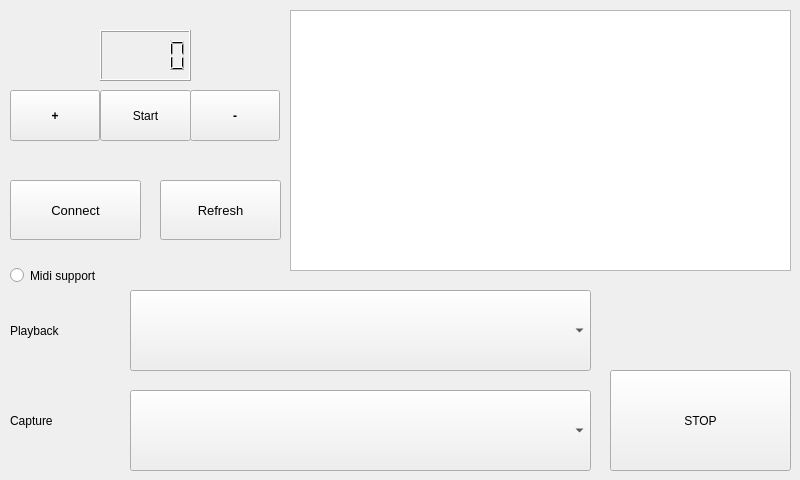
Above: mainwindow.ui from fredericabry/raspiloop before the change. Below: the same form after it.
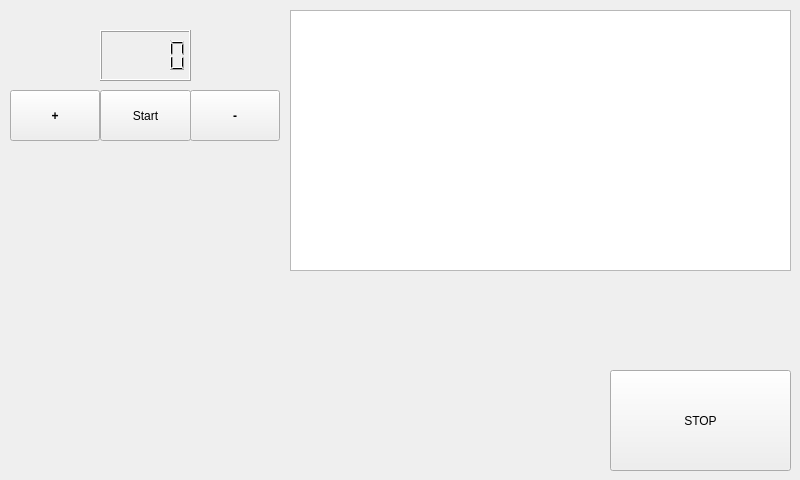
That is the form after the change.

What changed in the file:
```diff
--- a/mainwindow.ui
+++ b/mainwindow.ui
@@ -37,138 +37,10 @@
     </property>
     <property name="font">
      <font>
-      <pointsize>8</pointsize>
-     </font>
-    </property>
-   </widget>
-   <widget class="QComboBox" name="cardchoice">
-    <property name="geometry">
-     <rect>
-      <x>130</x>
-      <y>290</y>
-      <width>461</width>
-      <height>81</height>
-     </rect>
-    </property>
-    <property name="font">
-     <font>
       <pointsize>7</pointsize>
      </font>
     </property>
    </widget>
-   <widget class="QPushButton" name="brefresh">
-    <property name="geometry">
-     <rect>
-      <x>160</x>
-      <y>180</y>
-      <width>121</width>
-      <height>60</height>
-     </rect>
-    </property>
-    <property name="font">
-     <font>
-      <pointsize>10</pointsize>
-     </font>
-    </property>
-    <property name="text">
-     <string>Refresh</string>
-    </property>
-   </widget>
-   <widget class="QPushButton" name="bconnect">
-    <property name="geometry">
-     <rect>
-      <x>10</x>
-      <y>180</y>
-      <width>131</width>
-      <height>60</height>
-     </rect>
-    </property>
-    <property name="font">
-     <font>
-      <pointsize>10</pointsize>
-     </font>
-    </property>
-    <property name="text">
-     <string>Connect</string>
-    </property>
-   </widget>
-   <widget class="QRadioButton" name="bmidi">
-    <property name="geometry">
-     <rect>
-      <x>10</x>
-      <y>260</y>
-      <width>181</width>
-      <height>31</height>
-     </rect>
-    </property>
-    <property name="minimumSize">
-     <size>
-      <width>50</width>
-      <height>0</height>
-     </size>
-    </property>
-    <property name="font">
-     <font>
-      <pointsize>9</pointsize>
-      <italic>false</italic>
-     </font>
-    </property>
-    <property name="text">
-     <string>Midi support</string>
-    </property>
-   </widget>
-   <widget class="QLabel" name="label">
-    <property name="geometry">
-     <rect>
-      <x>10</x>
-      <y>410</y>
-      <width>111</width>
-      <height>21</height>
-     </rect>
-    </property>
-    <property name="font">
-     <font>
-      <pointsize>9</pointsize>
-     </font>
-    </property>
-    <property name="text">
-     <string>Capture</string>
-    </property>
-   </widget>
-   <widget class="QLabel" name="label_2">
-    <property name="geometry">
-     <rect>
-      <x>10</x>
-      <y>320</y>
-      <width>111</width>
-      <height>21</height>
-     </rect>
-    </property>
-    <property name="font">
-     <font>
-      <pointsize>9</pointsize>
-     </font>
-    </property>
-    <property name="text">
-     <string>Playback</string>
-    </property>
-   </widget>
-   <widget class="QComboBox" name="cardchoice_input">
-    <property name="geometry">
-     <rect>
-      <x>130</x>
-      <y>390</y>
-      <width>461</width>
-      <height>81</height>
-     </rect>
-    </property>
-    <property name="font">
-     <font>
-      <pointsize>7</pointsize>
-      <italic>true</italic>
-     </font>
-    </property>
-   </widget>
    <widget class="QPushButton" name="bstop">
     <property name="geometry">
      <rect>
```
